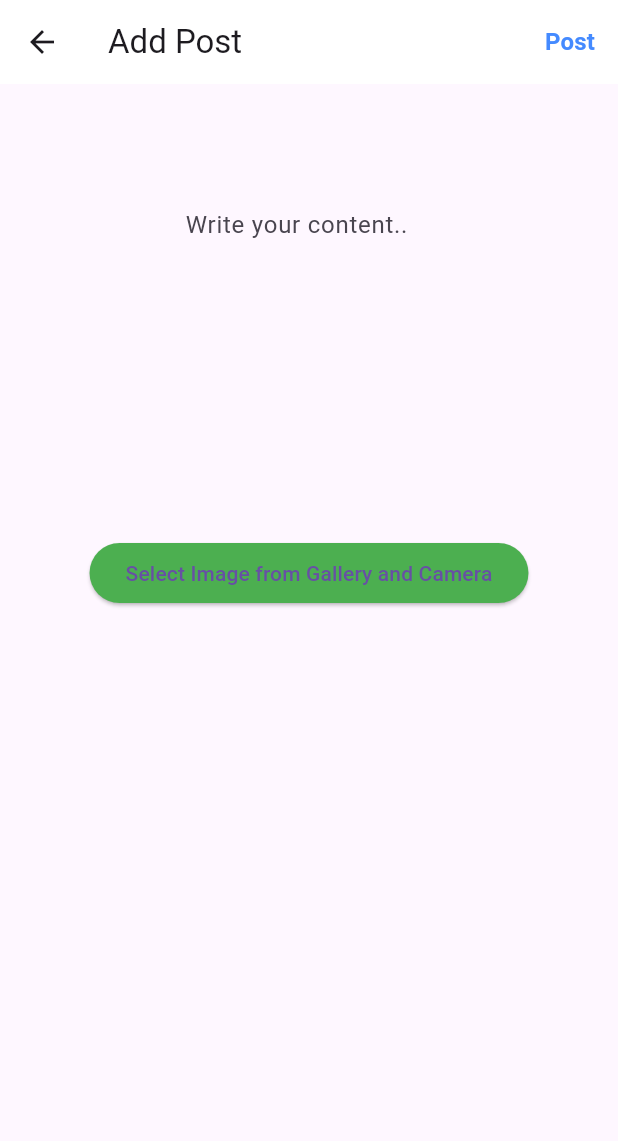
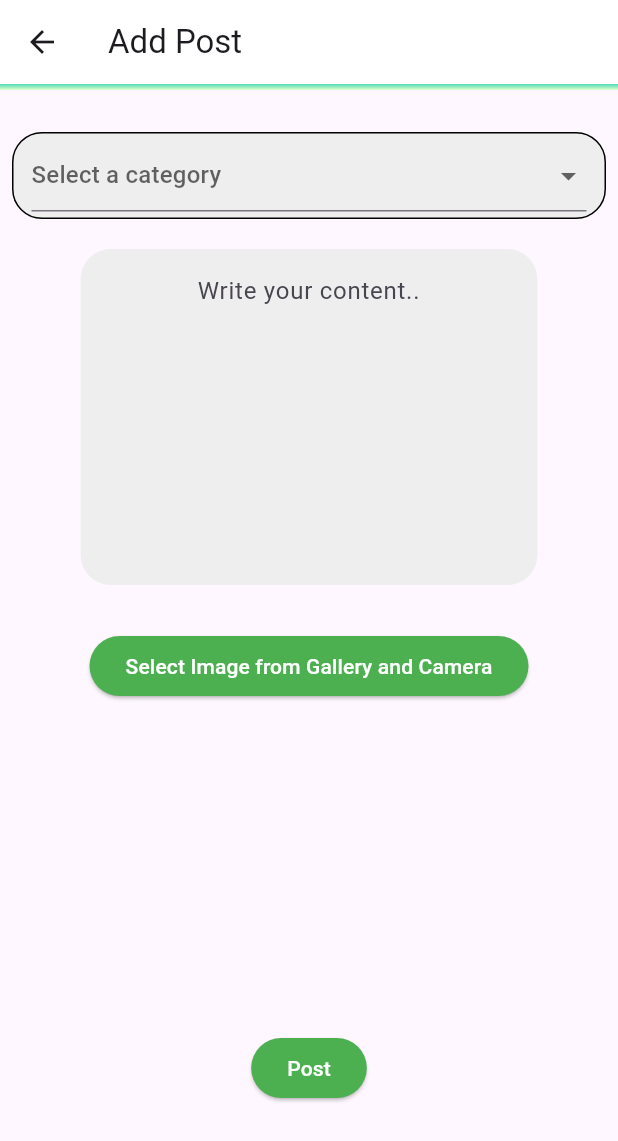
Before and after one commit to realYungi/Flutter_SNS_Mobile_App, a Flutter app: the AddPost screen opened directly, on a phone screen of 412 x 824 dp. Shown: the top 1141 px of the screen. Run offline on Flutter 3.47's test engine with Material 3 defaults, Android fonts, the phone set to English and light mode, and no system bars; our stand-ins replace cloud_firestore, firebase_auth, firebase_core, firebase_storage, image_picker; accounts and stored records are empty.

Commit message:
Added a dropdownbar in the addpost page so that the users can choose which screen they want to post in

```diff
--- a/lib/main.dart
+++ b/lib/main.dart
@@ -24,7 +24,7 @@ class MyApp extends StatelessWidget {
   Widget build(BuildContext context) {
     return MaterialApp(
       title: 'Uridachi App',
-      home: MainPage(),
+      home: AuthPage(),
       debugShowCheckedModeBanner: false,
 
     );
--- a/lib/mainpage.dart
+++ b/lib/mainpage.dart
@@ -81,7 +81,7 @@ class _MainPageState extends State<MainPage> {
           BottomNavigationBarItem(
             icon: Icon(Icons.food_bank,               color: _page == 3 ? selectedColor: unselectedColor,
 ),
-            label: 'Gournmet',
+            label: 'Gourmet',
             backgroundColor: Colors.white,
           ),
           BottomNavigationBarItem(
--- a/lib/screen/add_post.dart
+++ b/lib/screen/add_post.dart
@@ -40,6 +40,7 @@ class _AddPostState extends State<AddPost> {
 
   List<Uint8List>? _files;
 
+  String? _selectedCategory;
 
   void showSnackBar(String message, BuildContext context) {
   final snackBar = SnackBar(content: Text(message));
@@ -157,21 +158,24 @@ void dispose() {
 
     return Scaffold(
       appBar: AppBar(
+    title: const Text("Add Post"),
     backgroundColor: Colors.white,
-        title: const Text("Add Post"),
-        actions: [
-          TextButton(
-              onPressed: createPost,
-
-              child: const Text(
-                "Post",
-                style: TextStyle(
-                  color: Colors.blueAccent,
-                  fontWeight: FontWeight.bold,
-                  fontSize: 16,
+    bottom: PreferredSize(
+      preferredSize: Size.fromHeight(4.0), // Height of the gradient line
+      child: Container(
+        height: 4.0, // Height of the gradient line
+        decoration: BoxDecoration(
+          gradient: LinearGradient(
+            begin: Alignment.topCenter,
+            end: Alignment.bottomCenter,
+            colors: [
+              Color(0xFF4FD9B8), // Start color of the gradient
+              Color(0xFFE3FFCD), // End color of the gradient
+            ],
           ),
-              )),
-        ],
+        ),
+      ),
+    ),
   ),
       body: Padding(
         padding: const EdgeInsets.all(8.0),
@@ -180,52 +184,69 @@ void dispose() {
             child: Column(
 
               children: [
-                Row(
-                  mainAxisAlignment: MainAxisAlignment.center,
-                  crossAxisAlignment: CrossAxisAlignment.start,
-                  children: [
-                    //post details
-
-
-
-
-                          //여기다가 쓰는게 밑에 listview로 나와야함
 
 
 
 
 
-                    const Divider(),
+                    Container(
+                decoration: BoxDecoration(
+                  color: Colors.grey[200], // Set the background color to a shade of gray.
+                  borderRadius: BorderRadius.circular(20), // Set the border radius.
+                  border: Border.all(
+                    width: 1, // Add border width
+                  ),
+                ),
+                padding: const EdgeInsets.symmetric(horizontal: 12, vertical: 4),
+                margin: const EdgeInsets.only(top: 20), // Add some margin at the top
+                child: DropdownButtonFormField<String>(
 
-
-                  ],
+                  value: _selectedCategory,
+                  hint: Text("Select a category"),
+                  items: ["Social", "Gourmet"].map((String category) {
+                    return DropdownMenuItem(
+                      value: category,
+                      child: Text(category),
+                    );
+                  }).toList(),
+                  onChanged: (newValue) {
+                    setState(() {
+                      _selectedCategory = newValue;
+                    });
+                  },
                 ),
-
+              ),
             SizedBox(
-                      height: 50,
+                      height: 20,
                     ),
 
 
-
-
             Container(
+  decoration: BoxDecoration(
+    color: Colors.grey[200], // Set the background color to a shade of gray.
+    borderRadius: BorderRadius.circular(20), // Set the border radius.
+  ),
+  child: Padding(
+    padding: const EdgeInsets.all(8.0),
     child: Column(
       children: [
         SizedBox(
-                            width: MediaQuery.of(context).size.width * 0.4,
+          width: MediaQuery.of(context).size.width * 0.7, // Consider using full width for true centering if needed.
           child: TextField(
             controller: _descriptionController,
             decoration: const InputDecoration(
               hintText: "Write your content..",
               border: InputBorder.none,
+              // Centering the hint text as well.
             ),
+            textAlign: TextAlign.center, // Centering the text that user enters.
             maxLines: 8,
           ),
         ),
       ],
     ),
   ),
-
+),
 
 
 
@@ -240,7 +261,7 @@ void dispose() {
 
 
              SizedBox(
-                      height: 20,
+                      height: 30,
                     ),
 
 
@@ -249,7 +270,7 @@ void dispose() {
                     ElevatedButton(
 			style: ButtonStyle(
 				backgroundColor: MaterialStateProperty.all(Colors.green)),
-			child: const Text('Select Image from Gallery and Camera'),
+			child: const Text('Select Image from Gallery and Camera',style: TextStyle(color: Colors.white),),
 			onPressed: () {
 				getImages();
 			},
@@ -262,9 +283,9 @@ void dispose() {
 
 
       Padding(
-        padding: const EdgeInsets.all(10.0),
+        padding: const EdgeInsets.all(5.0),
         child: SizedBox(
-          height: 300, // Specify a fixed height for the GridView container
+          height: 200, // Specify a fixed height for the GridView container
           child: GridView.builder(
             itemCount: selectedImages.length,
             gridDelegate: SliverGridDelegateWithFixedCrossAxisCount(
@@ -293,6 +314,22 @@ void dispose() {
       ),
 
 
+
+
+
+
+
+
+
+             ElevatedButton(
+  style: ButtonStyle(
+    backgroundColor: MaterialStateProperty.all(Colors.green),
+  ),
+  child: const Text('Post', style: TextStyle(color: Colors.white),),
+  onPressed: () {
+    createPost(); // Corrected method call
+  },
+),
 
 
 
```
Also changed, not shown: lib/components/social_post.dart (+33 -25 lines), lib/pages/chat_page.dart (+1 -11 lines), lib/pages/gourmet_page.dart (+120 -2 lines). Lines whose indentation alone changed are shown as unchanged.
